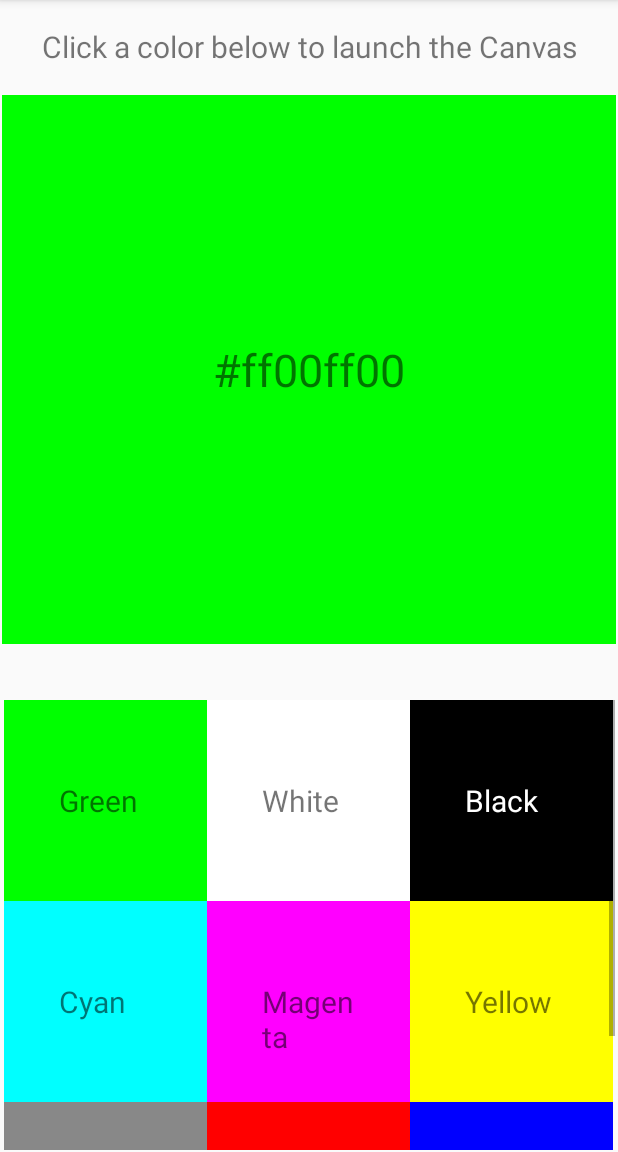
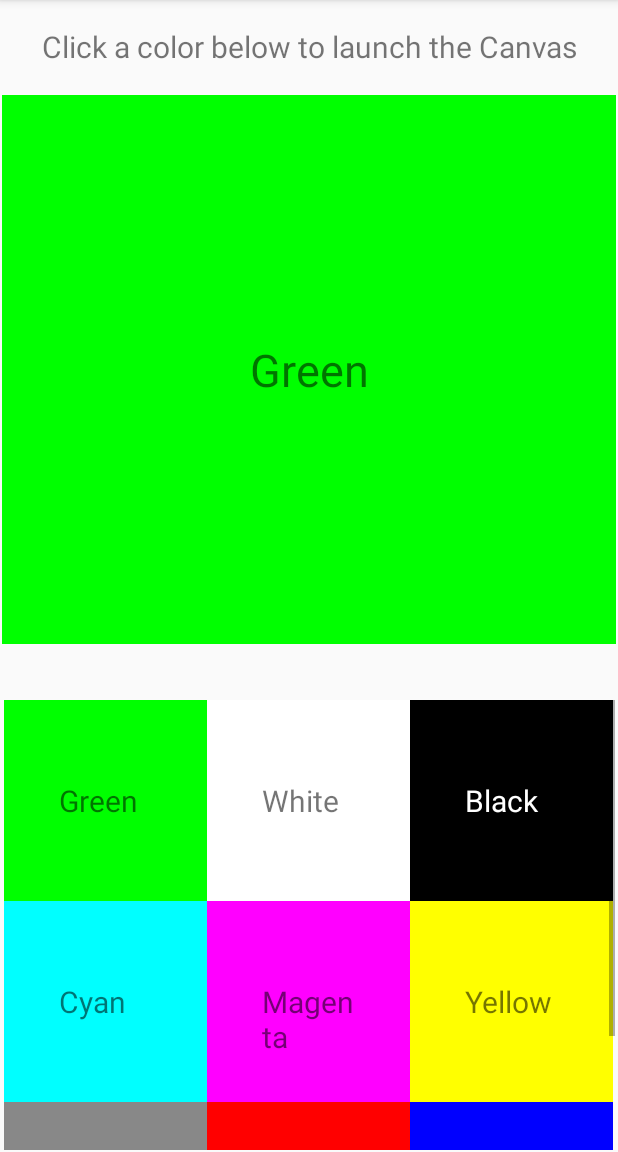
Before and after one commit to PeterNguyen47/PaletteActivity, an Android app: the screen it shows after launch (MainActivity), after a tap on "Green", on a phone screen of 412 x 824 dp, the part 84-1236 px from its top. Run offline under Robolectric (Android 15) with nearby library versions, the light colour scheme and no system bars.

Commit message:
Assignment 6 - Created 2 fragments on 1 activity to display a gridview and canvas view. Grid color selection will display the background color in 2nd fragment as well as the color name.

```diff
--- a/app/src/main/java/edu/temple/paletteactivity/CanvasFragment.java
+++ b/app/src/main/java/edu/temple/paletteactivity/CanvasFragment.java
@@ -1,38 +1,24 @@
 package edu.temple.paletteactivity;
 
-import android.content.ClipData;
-import android.content.Context;
-import android.content.res.Resources;
-import android.graphics.Color;
 import android.os.Bundle;
-
-import androidx.annotation.Nullable;
 import androidx.fragment.app.Fragment;
-
 import android.util.Log;
 import android.view.LayoutInflater;
 import android.view.View;
 import android.view.ViewGroup;
-import android.widget.AdapterView;
 import android.widget.TextView;
-
-import org.w3c.dom.Text;
-
-import java.util.ArrayList;
-import java.util.jar.Attributes;
 
 // This Fragment has the ability to change the background color and display name of color
 public class CanvasFragment extends Fragment {
 
-    public static final String COLORID_KEY = "colors";
+    public static final String COLORID_KEY = "color";
+    public static final String COLORNAME_KEY = "colorName";
 
     TextView canvasTextView;
     View l;
-    Resources resources;
-    Context context;
-    String[] name;
 
-    int colorId;
+    private int colorId;
+    private String colorName;
 
     public CanvasFragment() {}
 
@@ -41,6 +27,7 @@ public class CanvasFragment extends Fragment {
         super.onCreate(savedInstanceState);
         if (getArguments() != null) {
             colorId = getArguments().getInt(COLORID_KEY);
+            colorName = getArguments().getString(COLORNAME_KEY);
         }
     }
 
@@ -48,17 +35,19 @@ public class CanvasFragment extends Fragment {
     public View onCreateView(LayoutInflater inflater, ViewGroup container,
                              Bundle savedInstanceState) {
         Log.d("CanvasFragment", "onCreateView is Called");
+
         // Inflate the layout for this fragment
         l = inflater.inflate(R.layout.fragment_canvas, container, false);
 
         canvasTextView = l.findViewById(R.id.canvasTextView);
         Log.d("CanvasFragment", "is canvasTextView is null " + (canvasTextView == null));
 
-        canvasTextView.setBackgroundResource(colorId);
+        // set canvas background color
+        canvasTextView.setBackgroundColor(colorId);
+        // set canvas text
+        canvasTextView.setText(colorName);
+        // set canvas text size
         canvasTextView.setTextSize(30);
-
-        //TODO Change canvas text
-        canvasTextView.setText(colorId);
 
         return l;
     }
--- a/app/src/main/java/edu/temple/paletteactivity/CustomAdapter.java
+++ b/app/src/main/java/edu/temple/paletteactivity/CustomAdapter.java
@@ -14,12 +14,12 @@ public class CustomAdapter extends BaseAdapter {
     int[] colors;
     Context context;
     TextView customTextView;
-    // Adding resources
-    Resources resources;
+    String[] colorNames;
 
-    public CustomAdapter(Context context, int[] colors) {
+    public CustomAdapter(Context context, int[] colors, String[] colorNames) {
         this.context = context;
         this.colors = colors;
+        this.colorNames = colorNames;
     }
 
     @Override
@@ -43,15 +43,16 @@ public class CustomAdapter extends BaseAdapter {
     @Override
     public View getView(int position, View convertView, ViewGroup parent) {
 
-        // String array (update), fills in String of color names into Grid View via resources
-        resources = context.getResources();
-
         customTextView = new TextView(context);
         Log.d("MainActivity", "customTextView is found: " + true);
 
         // Set Back ground color into Grid View
-        customTextView.setBackgroundResource(colors[position]);
+        customTextView.setBackgroundColor(colors[position]);
 
+        // Set the text of color string array into Grid View
+        customTextView.setText(colorNames[position]);
+
+        // Change text color of Grid for Black and Blue for better visual
         if (position == 2) {
             customTextView.setTextColor(Color.WHITE);
         }
@@ -59,12 +60,9 @@ public class CustomAdapter extends BaseAdapter {
             customTextView.setTextColor(Color.WHITE);
         }
 
-        // Set the text of color string array into Grid View
-        customTextView.setText(resources.getResourceEntryName(colors[position]));
-
-        // Set the padding to give space similar to assignment example
-        // Set Text Size in Grid
+        // Set the padding to give space in each grid
         customTextView.setPadding(55,80,55,80);
+        // Set text size in grid
         customTextView.setTextSize(20);
 
         return customTextView;
--- a/app/src/main/java/edu/temple/paletteactivity/MainActivity.java
+++ b/app/src/main/java/edu/temple/paletteactivity/MainActivity.java
@@ -13,22 +13,18 @@ public class MainActivity extends AppCompatActivity implements PaletteFragment.C
     CanvasFragment canvasFragment;
     FragmentManager fm;
 
-    int[] colorIds = {
-                R.color.Green,
-                R.color.White,
-                R.color.Black,
-                R.color.Cyan,
-                R.color.Magenta,
-                R.color.Yellow,
-                R.color.Gray,
-                R.color.Red,
-                R.color.Blue,
-        };
+    int[] colors;
+    String[] colorNames;
 
     @Override
     protected void onCreate(Bundle savedInstanceState) {
         super.onCreate(savedInstanceState);
         setContentView(R.layout.activity_main);
+
+        // Get resources to use for color array and color names array
+        Resources resources = this.getResources();
+        this.colors = resources.getIntArray(R.array.colorPalette);
+        this.colorNames = resources.getStringArray(R.array.colors);
 
         // Set Palette Activity label
         getSupportActionBar().setTitle(R.string.palette_name);
@@ -39,7 +35,7 @@ public class MainActivity extends AppCompatActivity implements PaletteFragment.C
 
         if (!(fm.findFragmentById(R.id.container_1) instanceof CanvasFragment)) {
             fm.beginTransaction()
-                    .add(R.id.container_1, PaletteFragment.newInstance(colorIds))
+                    .add(R.id.container_1, PaletteFragment.newInstance(colors, colorNames))
                     .commit();
         }
         else {
@@ -51,20 +47,21 @@ public class MainActivity extends AppCompatActivity implements PaletteFragment.C
 
         // Display Background color when a selection is made (2 containers in activity)
         @Override
-        public void colorSelected(int index) {
-            CanvasFragment newFragment = new CanvasFragment();
+        public void colorSelected(int color, String colorName) {
+            CanvasFragment canvasFragment = new CanvasFragment();
             Bundle args = new Bundle();
-            args.putInt(CanvasFragment.COLORID_KEY, index);
-            newFragment.setArguments(args);
+            args.putInt(CanvasFragment.COLORID_KEY, color);
+            args.putString(CanvasFragment.COLORNAME_KEY, colorName);
+            canvasFragment.setArguments(args);
 
-            FragmentTransaction transaction = getSupportFragmentManager().beginTransaction();
+            FragmentTransaction fragmentTransaction = getSupportFragmentManager().beginTransaction();
 
             // Replace whatever is in the fragment_container view with this fragment,
             // and add the transaction to the back stack so the user can navigate back
-            transaction.replace(R.id.container_2, newFragment);
-            transaction.addToBackStack(null);
+            fragmentTransaction.replace(R.id.container_2, canvasFragment);
+            fragmentTransaction.addToBackStack(null);
 
             // Commit the transaction
-            transaction.commit();
+            fragmentTransaction.commit();
             }
         }
--- a/app/src/main/java/edu/temple/paletteactivity/PaletteFragment.java
+++ b/app/src/main/java/edu/temple/paletteactivity/PaletteFragment.java
@@ -5,6 +5,8 @@ import android.content.res.Resources;
 import android.os.Bundle;
 import androidx.annotation.NonNull;
 import androidx.fragment.app.Fragment;
+
+import android.util.Log;
 import android.view.LayoutInflater;
 import android.view.View;
 import android.view.ViewGroup;
@@ -15,24 +17,24 @@ import android.widget.GridView;
 // This Fragment will allow user to pick a color
 public class PaletteFragment extends Fragment {
 
-    private static final String COLOR_KEY = "colors";
-    private static final String COLOR_KEY2 = "colors";
+    public static final String COLOR_KEY = "colors";
+    public static final String COLORNAMES_KEY = "colorNames";
 
     private int[] colors;
-    private static String[] colorNames;
+    private String[] colorNames;
 
     View l;
-    Bundle bundle;
+    GridView paletteGridView;
+    ColorSelectedInterface parentActivity;
 
     public PaletteFragment() {}
 
-    ColorSelectedInterface parentActivity;
-
-    // Factory Method
-    public static PaletteFragment newInstance(int[] colors) {
+    // Factory Method, change of background color and display text, need 2 keys
+    public static PaletteFragment newInstance(int[] colors, String[] colorNames) {
         PaletteFragment fragment = new PaletteFragment();
         Bundle args = new Bundle();
         args.putIntArray(COLOR_KEY, colors);
+        args.putStringArray(COLORNAMES_KEY, colorNames);
         fragment.setArguments(args);
         return fragment;
     }
@@ -53,30 +55,33 @@ public class PaletteFragment extends Fragment {
         super.onCreate(savedInstanceState);
         if (getArguments() != null) {
             colors = getArguments().getIntArray(COLOR_KEY);
+            colorNames = getArguments().getStringArray(COLORNAMES_KEY);
         }
     }
 
     @Override
     public View onCreateView(LayoutInflater inflater, ViewGroup container,
                              Bundle savedInstanceState) {
+
         // Inflate the layout for this fragment
         l = inflater.inflate(R.layout.fragment_palette, container, false);
 
-        final GridView paletteGridView = l.findViewById(R.id.paletteGridView);
+        paletteGridView = l.findViewById(R.id.paletteGridView);
 
-        paletteGridView.setAdapter(new CustomAdapter((Context) parentActivity, colors));
+        paletteGridView.setAdapter(new CustomAdapter((Context) parentActivity, colors, colorNames));
 
         paletteGridView.setOnItemClickListener(new AdapterView.OnItemClickListener() {
             @Override
             public void onItemClick(AdapterView<?> parent, View view, int position, long id) {
-                parentActivity.colorSelected(colors[position]);
+                parentActivity.colorSelected(colors[position], colorNames[position]);
             }
         });
 
         return l;
     }
 
+    // interface to interact with Main Activity
     interface ColorSelectedInterface {
-        void colorSelected(int index);
+        void colorSelected(int color, String colorName);
     }
 }
```
Also changed, not shown: 2 other files.
